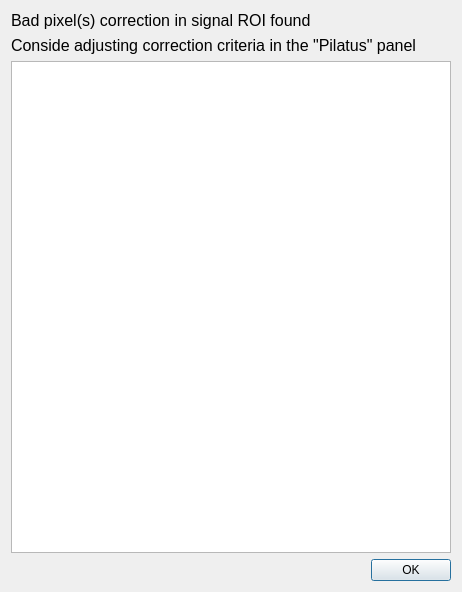
First picture: the form in LSS_Reader/pilBadPixDialog.ui, repository weibu/Liquid_Surface_ChemMatCARS, before the edit.
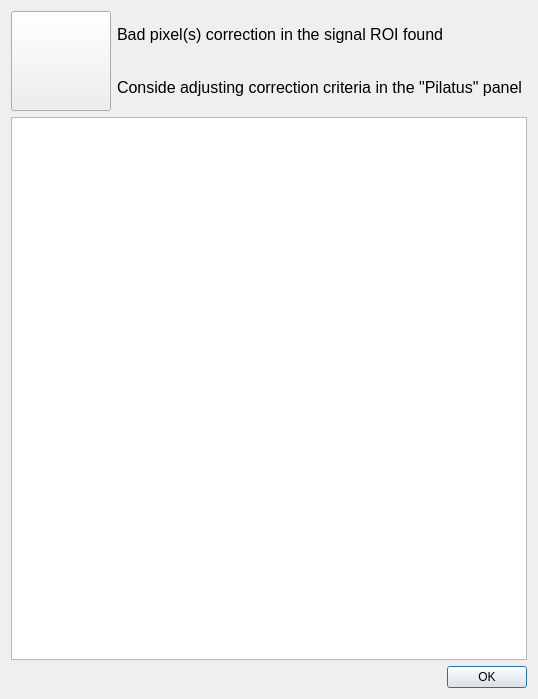
Second picture: the form after the edit.

Commit message: fix the bad pixel correction overcorrecting the pixel inside signal ROI for XR

```diff
--- a/LSS_Reader/pilBadPixDialog.ui
+++ b/LSS_Reader/pilBadPixDialog.ui
@@ -9,8 +9,8 @@
    <rect>
     <x>0</x>
     <y>0</y>
-    <width>462</width>
-    <height>592</height>
+    <width>538</width>
+    <height>699</height>
    </rect>
   </property>
   <property name="sizePolicy">
@@ -22,9 +22,37 @@
   <property name="windowTitle">
    <string>Scan Details</string>
   </property>
-  <layout class="QGridLayout" name="gridLayout">
-   <item row="0" column="0">
+  <layout class="QVBoxLayout" name="verticalLayout_2">
+   <item>
     <layout class="QHBoxLayout" name="horizontalLayout">
+     <item>
+      <widget class="QPushButton" name="pushButton">
+       <property name="enabled">
+        <bool>true</bool>
+       </property>
+       <property name="sizePolicy">
+        <sizepolicy hsizetype="Maximum" vsizetype="Maximum">
+         <horstretch>0</horstretch>
+         <verstretch>0</verstretch>
+        </sizepolicy>
+       </property>
+       <property name="minimumSize">
+        <size>
+         <width>100</width>
+         <height>100</height>
+        </size>
+       </property>
+       <property name="maximumSize">
+        <size>
+         <width>100</width>
+         <height>100</height>
+        </size>
+       </property>
+       <property name="text">
+        <string/>
+       </property>
+      </widget>
+     </item>
      <item>
       <layout class="QVBoxLayout" name="verticalLayout">
        <item>
@@ -35,7 +63,7 @@
           </font>
          </property>
          <property name="text">
-          <string>Bad pixel(s) correction in signal ROI found</string>
+          <string>Bad pixel(s) correction in the signal ROI found</string>
          </property>
         </widget>
        </item>
@@ -51,20 +79,20 @@
          </property>
         </widget>
        </item>
-       <item>
-        <widget class="QTextBrowser" name="peakCenTextBrowser">
-         <property name="font">
-          <font>
-           <pointsize>12</pointsize>
-          </font>
-         </property>
-        </widget>
-       </item>
       </layout>
      </item>
     </layout>
    </item>
-   <item row="1" column="0">
+   <item>
+    <widget class="QTextBrowser" name="peakCenTextBrowser">
+     <property name="font">
+      <font>
+       <pointsize>12</pointsize>
+      </font>
+     </property>
+    </widget>
+   </item>
+   <item>
     <widget class="QDialogButtonBox" name="buttonBox">
      <property name="orientation">
       <enum>Qt::Horizontal</enum>
```
Left out of the diff: 4 changed lines with no effect on the pictures. The commit also changes 7 other files.
